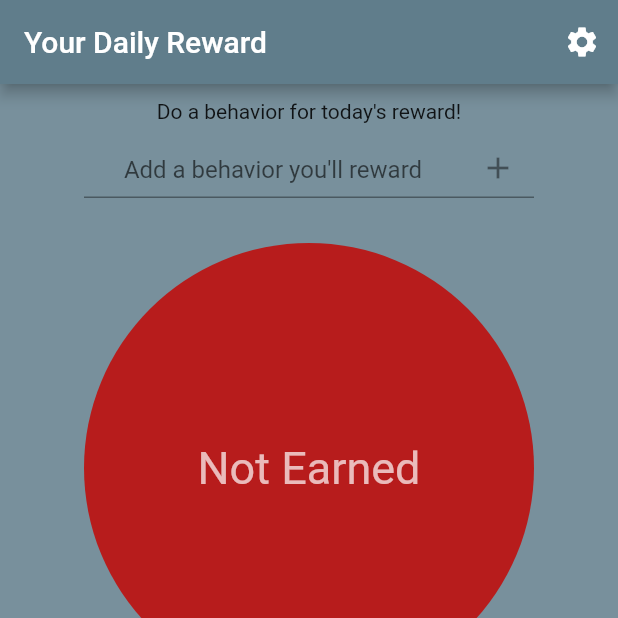
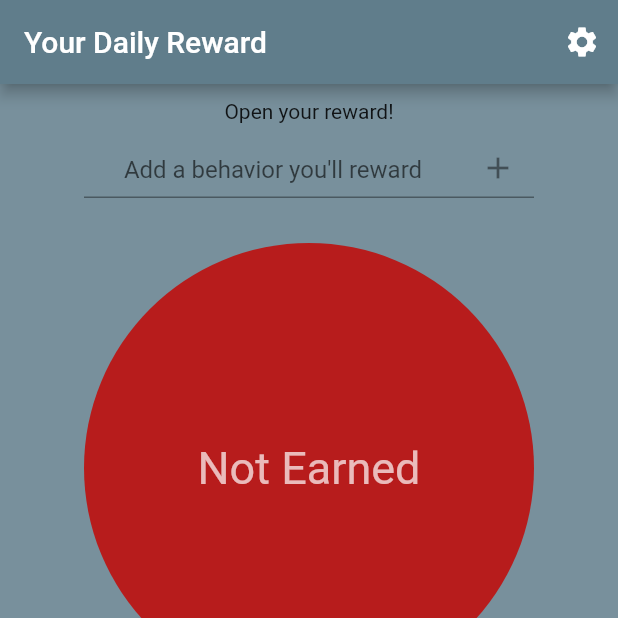
Before and after one commit to Craigievar/rewards, a Flutter app: the screen it shows after launch, after a tap on "Not Earned", on a phone screen of 412 x 824 dp, the top half of it. Run offline on Flutter 3.47's test engine with Material 2 defaults, Android fonts, the light colour scheme and no system bars; our stand-ins replace localstorage.

Commit message:
Add rerolls

```diff
--- a/lib/DataModel.dart
+++ b/lib/DataModel.dart
@@ -4,13 +4,27 @@ import 'package:collection/collection.dart';
 import 'dart:math';
 import 'package:intl/intl.dart';
 
+class Action {
+  String action = '';
+  bool done = false;
+
+  Action({required this.action, required this.done});
+
+  toJSONEncodable() {
+    Map<String, dynamic> m = new Map();
+    m['action'] = action;
+    m['done'] = done;
+    return m;
+  }
+}
+
 class ActionList {
-  List<String> actions = [];
+  List<Action> actions = [];
   ActionList();
   toJSONEncodable() {
-    Map<String, dynamic> m = new Map();
-    m['actions'] = actions;
-    return m;
+    return actions.map((item) {
+      return item.toJSONEncodable();
+    }).toList();
   }
 }
 
@@ -28,8 +42,13 @@ class RewardDay {
   String reward;
   String isoDate;
   bool opened;
+  int openedRewards;
 
-  RewardDay({required this.reward, required this.isoDate, this.opened = false});
+  RewardDay(
+      {required this.reward,
+      required this.isoDate,
+      this.opened = false,
+      this.openedRewards = 0});
 
   toJSONEncodable() {
     Map<String, dynamic> m = new Map();
@@ -61,13 +80,17 @@ class DataWrapper extends ChangeNotifier {
   bool ready = false;
 
   List<String> get rewards => _rewards.rewards;
-  List<String> get actions => _actions.actions;
+  List<Action> get actions => _actions.actions;
   String? get currentReward {
     logIfVerbose(today.toString());
     return today?.reward;
   }
 
-  bool get rewardSet => today != null;
+  int get totalActions => _actions.actions.where((a) => a.done).length;
+  int get openedRewards => today?.openedRewards ?? 0;
+
+  bool get rewardAvailable =>
+      totalActions > openedRewards || (today?.opened ?? false);
   bool get rewardOpened => today?.opened ?? false;
 
   int get rewardCount => _rewards.rewards.length;
@@ -94,7 +117,10 @@ class DataWrapper extends ChangeNotifier {
     }
     if (savedActions != null) {
       _actions.actions =
-          List<String>.from((savedActions['actions'] as List).map((r) => r));
+          List<Action>.from((savedActions['actions'] as List).map((a) => Action(
+                action: a['action'],
+                done: a['done'],
+              )));
     }
 
     checkReward();
@@ -111,6 +137,7 @@ class DataWrapper extends ChangeNotifier {
     var iso = _isoDate();
     today = _history.days.firstWhereOrNull((e) => e.isoDate == iso);
     if (today == null) {
+      print("making today");
       if (_rewards.rewards.length > 0 && create) {
         today = new RewardDay(
             isoDate: iso,
@@ -119,6 +146,7 @@ class DataWrapper extends ChangeNotifier {
 
         _history.days.add(today!);
         storage.setItem('history', _history.toJSONEncodable());
+        resetActionStatus();
       }
 
       notifyListeners();
@@ -149,7 +177,7 @@ class DataWrapper extends ChangeNotifier {
     if (_actions.actions.length >= 6) {
       return;
     }
-    _actions.actions.add(action);
+    _actions.actions.add(Action(action: action, done: false));
     storage.setItem('actions', _actions.toJSONEncodable());
     notifyListeners();
   }
@@ -167,11 +195,17 @@ class DataWrapper extends ChangeNotifier {
   }
 
   void openReward() {
+    checkReward(create: true);
+    print(today);
     if (today == null) {
       return;
     }
 
+    print("rewarrd opened");
+
+    today!.openedRewards++;
     today!.opened = true;
+
     storage.setItem('history', _history.toJSONEncodable());
     notifyListeners();
   }
@@ -182,13 +216,46 @@ class DataWrapper extends ChangeNotifier {
     }
 
     today!.opened = false;
+    today!.openedRewards--;
     storage.setItem('history', _history.toJSONEncodable());
     notifyListeners();
+  }
+
+  void reRollReward() {
+    print("reorlling");
+    today!.opened = false;
+    today!.reward = _rewards.rewards[Random().nextInt(_rewards.rewards.length)];
+    notifyListeners();
+  }
+
+  void resetActionStatus() {
+    _actions.actions.forEach((element) {
+      element.done = false;
+    });
+
+    storage.setItem('actions', _actions.toJSONEncodable());
   }
 
   void clearData() async {
     print("clear datta");
     await storage.clear();
     loadInitial();
+    notifyListeners();
+  }
+
+  void actionPressed(int index) {
+    Action action = _actions.actions[index];
+    if (action.done) {
+      action.done = false;
+    } else {
+      action.done = true;
+    }
+
+    print(rewardAvailable);
+    print(totalActions);
+
+    storage.setItem('history', _history.toJSONEncodable());
+    storage.setItem('actions', _actions.toJSONEncodable());
+    notifyListeners();
   }
 }
--- a/lib/MainPage.dart
+++ b/lib/MainPage.dart
@@ -23,7 +23,12 @@ class _MainPageState extends State<MainPage> {
           color: Colors.blueGrey.shade400,
           child: Column(children: [
             SizedBox(height: 10),
-            Center(child: Text("Do a behavior for today's reward!")),
+            Center(
+                child: Text(wrapper.rewardAvailable
+                    ? "Do a behavior for today's reward!"
+                    : wrapper.rewardOpened
+                        ? "Do another behavior to reroll your reward"
+                        : "Open your reward!")),
             SizedBox(height: 10),
             Wrap(
                 spacing: 4,
@@ -37,16 +42,18 @@ class _MainPageState extends State<MainPage> {
                           height: 50,
                           child: TextButton(
                               style: ButtonStyle(
-                                  backgroundColor:
-                                      MaterialStateProperty.all<Color>(
+                                  backgroundColor: wrapper.actions[index].done
+                                      ? MaterialStateProperty.all<Color>(
+                                          Colors.blue.shade300)
+                                      : MaterialStateProperty.all<Color>(
                                           Colors.white60)),
-                              child: Text(wrapper.actions[index]),
+                              child: Text(wrapper.actions[index].action),
                               onLongPress: () {
                                 wrapper.removeAction(index);
                               },
                               onPressed: () {
                                 print("pressed");
-                                wrapper.checkReward(create: true);
+                                wrapper.actionPressed(index);
                               }))),
                 ]),
             Center(
@@ -78,10 +85,11 @@ class _MainPageState extends State<MainPage> {
                       (Widget child, Animation<double> animation) {
                     return ScaleTransition(scale: animation, child: child);
                   },
-                  child: !wrapper.rewardSet
+                  child: !wrapper.rewardAvailable
                       ? _unearnedReward()
                       : wrapper.rewardOpened
-                          ? _openedReward(wrapper.currentReward!)
+                          ? _openedReward(wrapper.currentReward!,
+                              wrapper.totalActions > wrapper.openedRewards)
                           : _unopenedReward())
               // Center(
               //     child: GestureDetector(
@@ -132,13 +140,19 @@ class _MainPageState extends State<MainPage> {
     addController.clear();
   }
 
-  Widget _openedReward(String reward) {
+  Widget _openedReward(String reward, bool rerollable) {
     return Center(
         key: ValueKey<int>(1),
         child: GestureDetector(
             onTap: () {
-              Provider.of<DataWrapper>(context, listen: false).closeReward();
+              // Provider.of<DataWrapper>(context, listen: false).closeReward();
             },
+            onLongPress: rerollable
+                ? () {
+                    Provider.of<DataWrapper>(context, listen: false)
+                        .reRollReward();
+                  }
+                : () {},
             child: Container(
                 width: 300.0,
                 height: 300.0,
@@ -148,7 +162,11 @@ class _MainPageState extends State<MainPage> {
                 ),
                 child: Center(
                     child: Text(
-                  "Today's Reward:\n" + reward,
+                  "Today's Reward:\n" +
+                      reward +
+                      (rerollable
+                          ? "\n\nHold to Reroll"
+                          : "\n\nDo more to earn rerolls!"),
                   textAlign: TextAlign.center,
                   style: TextStyle(
                     color: Colors.white70,
--- a/lib/RewardsPage.dart
+++ b/lib/RewardsPage.dart
@@ -106,6 +106,9 @@ class _RewardsPageState extends State<RewardsPage> {
   }
 
   void _submit(String value) {
+    if (value.isEmpty) {
+      return;
+    }
     addController.text = '';
     Provider.of<DataWrapper>(context, listen: false).addReward(value);
   }
--- a/pubspec.yaml
+++ b/pubspec.yaml
@@ -29,8 +29,6 @@ environment:
 dependencies:
   flutter:
     sdk: flutter
-    assets:
-      - graphics/
   localstorage: ^4.0.0+1
 
 
```
